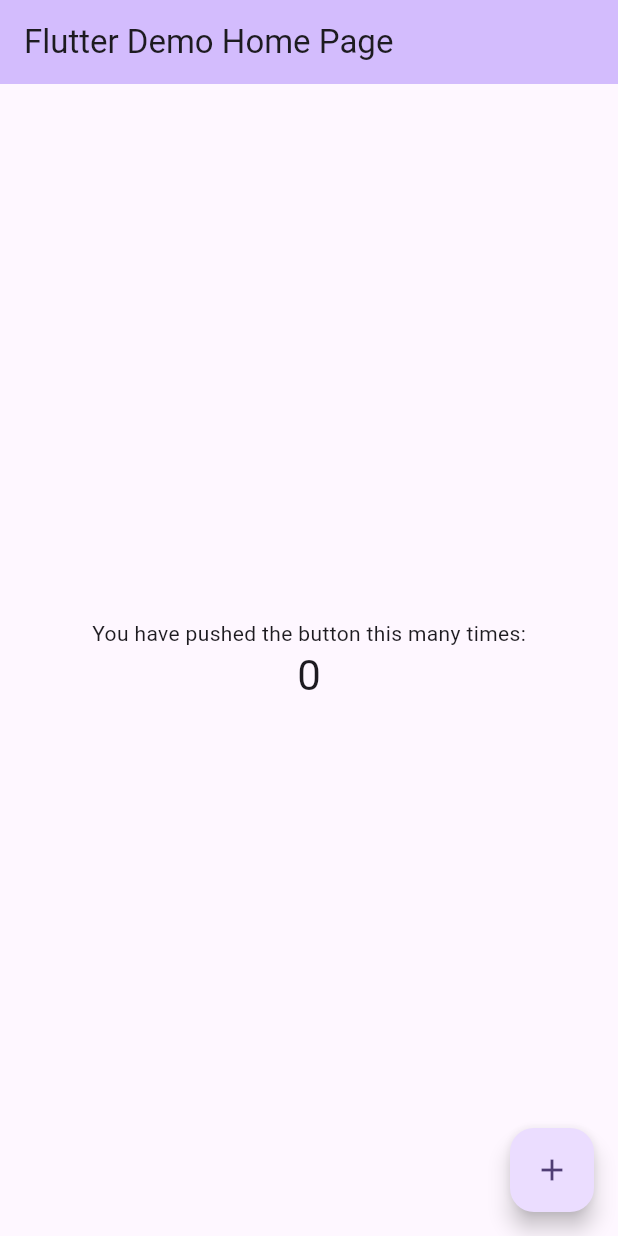
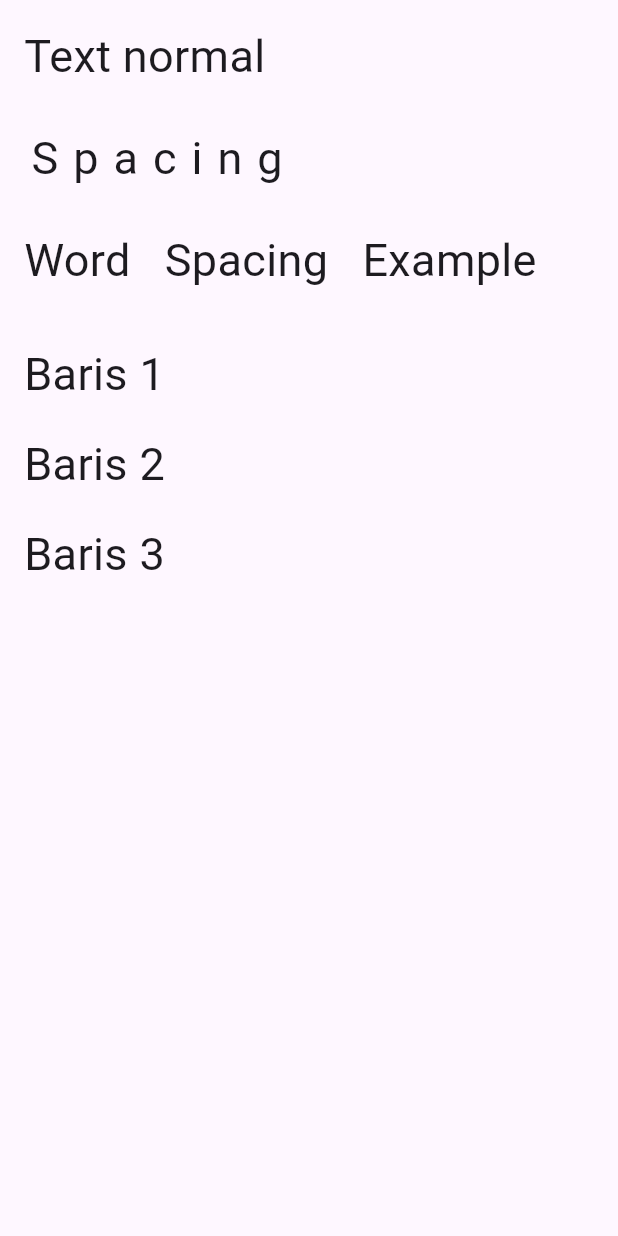
Before and after one commit to RizlH/BelajarWidgetDart, a Flutter app: the screen it shows after launch, on a phone screen of 412 x 824 dp. Run offline on Flutter 3.47's test engine with Material 3 defaults, Android fonts, the phone set to English and light mode, and no system bars.

Commit message:
coba Font, Weight dan Style

```diff
--- a/widgetdart/lib/main.dart
+++ b/widgetdart/lib/main.dart
@@ -1,121 +1,56 @@
 import 'package:flutter/material.dart';
 
 void main() {
-  runApp(const MyApp());
+  runApp(const MyWidget());
 }
 
-class MyApp extends StatelessWidget {
-  const MyApp({super.key});
+class MyWidget extends StatelessWidget {
+  const MyWidget({super.key});
 
-  // This widget is the root of your application.
   @override
   Widget build(BuildContext context) {
     return MaterialApp(
-      title: 'Flutter Demo',
-      theme: ThemeData(
-        // This is the theme of your application.
-        //
-        // TRY THIS: Try running your application with "flutter run". You'll see
-        // the application has a purple toolbar. Then, without quitting the app,
-        // try changing the seedColor in the colorScheme below to Colors.green
-        // and then invoke "hot reload" (save your changes or press the "hot
-        // reload" button in a Flutter-supported IDE, or press "r" if you used
-        // the command line to start the app).
-        //
-        // Notice that the counter didn't reset back to zero; the application
-        // state is not lost during the reload. To reset the state, use hot
-        // restart instead.
-        //
-        // This works for code too, not just values: Most code changes can be
-        // tested with just a hot reload.
-        colorScheme: .fromSeed(seedColor: Colors.deepPurple),
-      ),
-      home: const MyHomePage(title: 'Flutter Demo Home Page'),
-    );
-  }
-}
-
-class MyHomePage extends StatefulWidget {
-  const MyHomePage({super.key, required this.title});
-
-  // This widget is the home page of your application. It is stateful, meaning
-  // that it has a State object (defined below) that contains fields that affect
-  // how it looks.
-
-  // This class is the configuration for the state. It holds the values (in this
-  // case the title) provided by the parent (in this case the App widget) and
-  // used by the build method of the State. Fields in a Widget subclass are
-  // always marked "final".
-
-  final String title;
-
-  @override
-  State<MyHomePage> createState() => _MyHomePageState();
-}
-
-class _MyHomePageState extends State<MyHomePage> {
-  int _counter = 0;
-
-  void _incrementCounter() {
-    setState(() {
-      // This call to setState tells the Flutter framework that something has
-      // changed in this State, which causes it to rerun the build method below
-      // so that the display can reflect the updated values. If we changed
-      // _counter without calling setState(), then the build method would not be
-      // called again, and so nothing would appear to happen.
-      _counter++;
-    });
-  }
-
-  @override
-  Widget build(BuildContext context) {
-    // This method is rerun every time setState is called, for instance as done
-    // by the _incrementCounter method above.
-    //
-    // The Flutter framework has been optimized to make rerunning build methods
-    // fast, so that you can just rebuild anything that needs updating rather
-    // than having to individually change instances of widgets.
-    return Scaffold(
-      appBar: AppBar(
-        // TRY THIS: Try changing the color here to a specific color (to
-        // Colors.amber, perhaps?) and trigger a hot reload to see the AppBar
-        // change color while the other colors stay the same.
-        backgroundColor: Theme.of(context).colorScheme.inversePrimary,
-        // Here we take the value from the MyHomePage object that was created by
-        // the App.build method, and use it to set our appbar title.
-        title: Text(widget.title),
-      ),
-      body: Center(
-        // Center is a layout widget. It takes a single child and positions it
-        // in the middle of the parent.
-        child: Column(
-          // Column is also a layout widget. It takes a list of children and
-          // arranges them vertically. By default, it sizes itself to fit its
-          // children horizontally, and tries to be as tall as its parent.
-          //
-          // Column has various properties to control how it sizes itself and
-          // how it positions its children. Here we use mainAxisAlignment to
-          // center the children vertically; the main axis here is the vertical
-          // axis because Columns are vertical (the cross axis would be
-          // horizontal).
-          //
-          // TRY THIS: Invoke "debug painting" (choose the "Toggle Debug Paint"
-          // action in the IDE, or press "p" in the console), to see the
-          // wireframe for each widget.
-          mainAxisAlignment: .center,
-          children: [
-            const Text('You have pushed the button this many times:'),
-            Text(
-              '$_counter',
-              style: Theme.of(context).textTheme.headlineMedium,
+      home: Scaffold(
+        body: SafeArea(
+          child: Padding(
+            padding: const EdgeInsets.all(16),
+            child: Column(
+              crossAxisAlignment: CrossAxisAlignment.start,
+              children: const [
+                Text(
+                  'Text normal',
+                  style: TextStyle(
+                    fontSize: 30,
+                  ),
+                ),
+                SizedBox(height: 25),
+                Text(
+                  'Spacing',
+                  style: TextStyle(
+                    fontSize: 30,
+                    letterSpacing: 10,
+                  ),
+                ),
+                SizedBox(height: 25),
+                Text(
+                  'Word Spacing Example',
+                  style: TextStyle(
+                    fontSize: 30,
+                    wordSpacing: 15,
+                  ),
+                ),
+                SizedBox(height: 25),
+                Text(
+                  'Baris 1\nBaris 2\nBaris 3',
+                  style: TextStyle(
+                    fontSize: 30,
+                    height: 2,
+                  ),
+                ),
+              ],
             ),
-          ],
+          ),
         ),
-      ),
-      floatingActionButton: FloatingActionButton(
-        onPressed: _incrementCounter,
-        tooltip: 'Increment',
-        child: const Icon(Icons.add),
       ),
     );
   }
```
